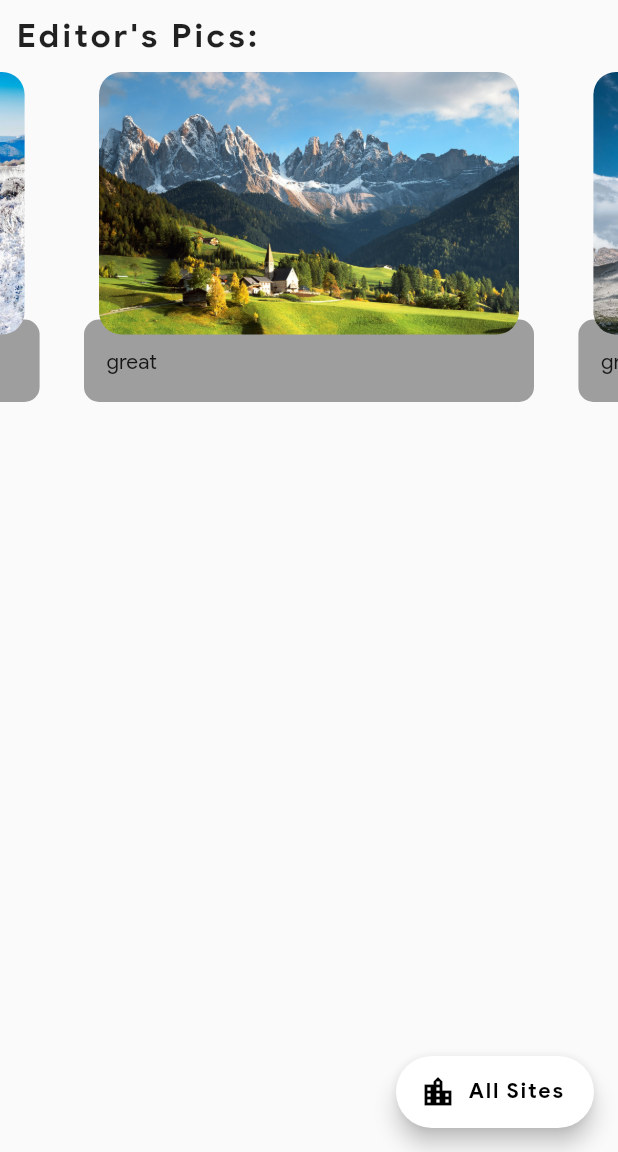
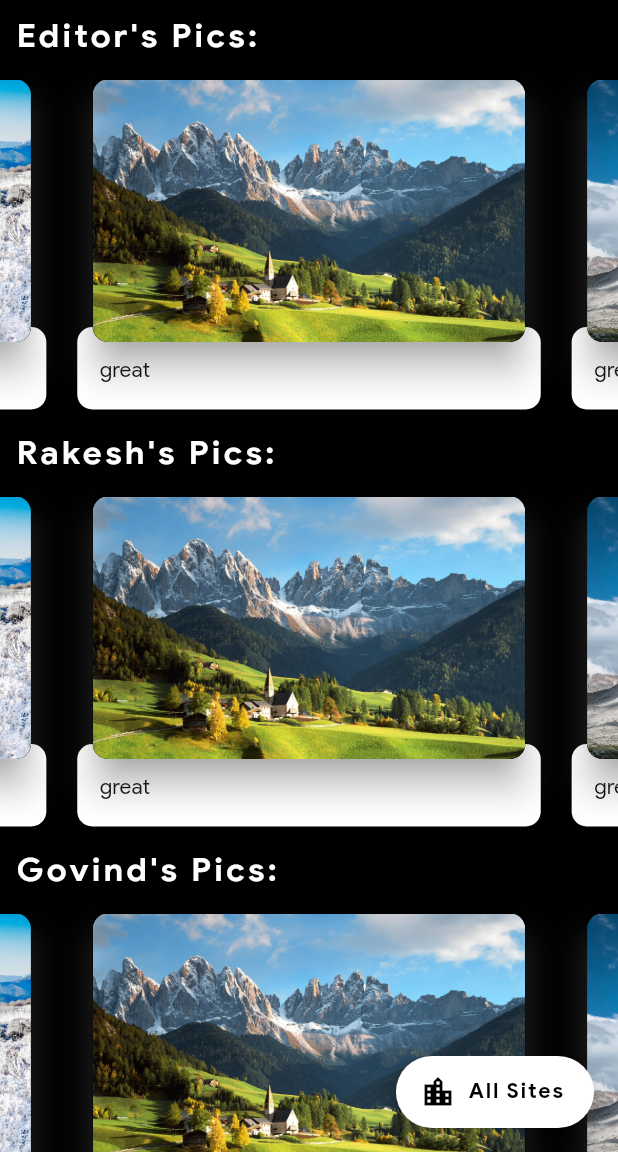
Before and after one commit to shriramrahul7/virtual_tourist_guide, a Flutter app: the screen it shows after launch, on a phone screen of 412 x 824 dp, the part 84-1236 px from its top. Run offline on Flutter 3.47's test engine with Material 2 defaults, Android fonts, the phone set to English and light mode, and no system bars; drawn by our look-alikes of carousel_slider; our stand-ins replace flutter_map, fluttertoast, latlong, lottie; missing offline and left inert: maps_launcher.

Commit message:
frontScreen implemented

```diff
--- a/lib/detailsPage.dart
+++ b/lib/detailsPage.dart
@@ -195,7 +195,9 @@ class _DetailsPageState extends State<DetailsPage> {
                           border: Border.all(color: Colors.yellow[800])),
                       child: Text(
                         '''Date Inscribed : ${widget.unescoSite.dateInscribed}
-The year when this site was regonised as a World Heritage Site. ''',
+The year when this site was regonised as a World Heritage Site.
+
+UNESCO Site ID Number : ${widget.unescoSite.idNumber}''',
                         style:
                             TextStyle(color: Colors.yellow[800], fontSize: 18),
                         textAlign: TextAlign.center,
--- a/lib/frontScreen.dart
+++ b/lib/frontScreen.dart
@@ -1,8 +1,10 @@
-//import 'package:carousel_slider/carousel_controller.dart';
 import 'package:carousel_slider/carousel_slider.dart';
 import 'package:flutter/cupertino.dart';
 import 'package:flutter/material.dart';
-
+import 'package:mini_project/detailsPage.dart';
+import 'Services.dart';
+import 'UnescoSite.dart';
+import 'homeScreen.dart';
 
 class FrontScreen extends StatefulWidget {
   @override
@@ -10,27 +12,47 @@ class FrontScreen extends StatefulWidget {
 }
 
 class _FrontScreenState extends State<FrontScreen> {
+  List<UnescoSite> unescoSites = [];
+  List<UnescoSite> filteredSites = [];
+
   List<FrontSites> editorsSites = [
     FrontSites(
       name: 'dolomite',
       location: 'Italy',
       imageUrl: 'assets/dola.jpg',
-        fact: 'great'),
+      fact: 'great',
+      idNumber: '1237',
+    ),
     FrontSites(
       name: 'Taj Mahal',
       location: 'Italy',
       imageUrl: 'assets/1.jpg',
-        fact: 'gre'),
+      idNumber: '252',
+      fact: 'gre',
+    ),
     FrontSites(
       name: 'great barrier reef',
       location: 'Italy',
       imageUrl: 'assets/2.jpg',
-        fact: 'gret'),
+      idNumber: '154',
+      fact: 'gret',
+    ),
   ];
+
+  void initState() {
+    super.initState();
+    Services.getUnescoSites().then((sites) {
+      setState(() {
+        unescoSites = sites;
+        // filteredSites = unescoSites;
+      });
+    });
+  }
 
   @override
   Widget build(BuildContext context) {
     return Scaffold(
+      backgroundColor: Colors.black,
       appBar: AppBar(
         backgroundColor: Colors.redAccent[400],
         elevation: 0,
@@ -41,7 +63,16 @@ class _FrontScreenState extends State<FrontScreen> {
         centerTitle: true,
       ),
       floatingActionButton: FloatingActionButton.extended(
-        onPressed: () {},
+        onPressed: () {
+          Navigator.push(
+            context,
+            CupertinoPageRoute(
+              builder: (context) => ListScreen(
+                unescoSites: unescoSites,
+              ),
+            ),
+          );
+        },
         label: Text(
           'All Sites',
           style: TextStyle(color: Colors.black, fontWeight: FontWeight.bold),
@@ -49,15 +80,55 @@ class _FrontScreenState extends State<FrontScreen> {
         icon: Icon(Icons.location_city, color: Colors.black),
         backgroundColor: Colors.white,
       ),
-      body: Container(
+      body: SingleChildScrollView(
+        child: Column(
+          children: [
+            FrontScreenSlider(
+              editorsSites: editorsSites,
+              unescoSites: unescoSites,
+              title: 'Editor\'s Pics:',
+            ),
+            FrontScreenSlider(
+              editorsSites: editorsSites,
+              unescoSites: unescoSites,
+              title: 'Rakesh\'s Pics:',
+            ),
+            FrontScreenSlider(
+              editorsSites: editorsSites,
+              unescoSites: unescoSites,
+              title: 'Govind\'s Pics:',
+            ),
+          ],
+        ),
+      ),
+    );
+  }
+}
+
+class FrontScreenSlider extends StatelessWidget {
+  const FrontScreenSlider({
+    Key key,
+    @required this.editorsSites,
+    this.title,
+    this.unescoSites,
+  }) : super(key: key);
+
+  final List<FrontSites> editorsSites;
+  final List<UnescoSite> unescoSites;
+  final String title;
+
+  @override
+  Widget build(BuildContext context) {
+    return Container(
       child: Column(
         crossAxisAlignment: CrossAxisAlignment.start,
         children: [
           Padding(
             padding: const EdgeInsets.symmetric(vertical: 10, horizontal: 10),
             child: Text(
-                "Editor's Pics: ",
+              title,
               style: TextStyle(
+                color: Colors.white,
                 fontWeight: FontWeight.bold,
                 fontSize: 22.0,
                 letterSpacing: 2.0,
@@ -66,64 +137,66 @@ class _FrontScreenState extends State<FrontScreen> {
           ),
           CarouselSlider(
             options: CarouselOptions(
-                height: 250,
-                autoPlay: true,
+              height: 230,
+              // autoPlay: true,
             ),
             items: editorsSites
                 .map(
                   (e) => Builder(builder: (context) {
                     return InkWell(
                       onTap: () {
-                          // Navigator.push(
-                          //   context,
-                          //   CupertinoPageRoute(
-                          //     builder: (context) {
-                          //       return ImageScreen(
-                          //         imageLink: i,
-                          //       );
-                          //     },
-                          //   ),
-                          // );
+                        Navigator.push(
+                          context,
+                          CupertinoPageRoute(builder: (context) {
+                            return DetailsPage(
+                              unescoSite: unescoSites
+                                  .where((site) => site.idNumber == e.idNumber)
+                                  .first,
+                            );
+                          }),
+                        );
                       },
                       child: Container(
-                          //margin: EdgeInsets.all(10.0),
-                          width: 300.0,
+                        width: MediaQuery.of(context).size.width * 0.8,
+                        // padding: EdgeInsets.symmetric(horizontal: 5),
                         child: Stack(
                           alignment: Alignment.topCenter,
                           children: [
                             Positioned(
-                                bottom: 30,
+                              bottom: 5,
                               child: Container(
                                 height: 55.0,
-                                  width: 300.0,
+                                width: MediaQuery.of(context).size.width * 0.75,
                                 decoration: BoxDecoration(
-                                      color: Colors.grey,
-                                      borderRadius:
-                                          BorderRadius.circular(10.0)),
+                                    color: Colors.white,
+                                    borderRadius: BorderRadius.circular(10.0)),
                                 child: Padding(
-                                    padding: const EdgeInsets.only(top:20.0,left: 15),
-                                    child: Text(e.fact),
+                                  padding: const EdgeInsets.only(
+                                      top: 20.0, left: 15),
+                                  child: Text(
+                                    e.fact,
+                                    style: TextStyle(color: Colors.black),
                                   ),
                                 ),
                               ),
-                              Container(
-                                // decoration: BoxDecoration(
-                                //     color: Colors.white,
-                                //     borderRadius: BorderRadius.circular(15),
-                                //     boxShadow: [
-                                //       // BoxShadow(
-                                //       // color: Colors.white,
-                                //       // blurRadius: 6.0,
-                                //       // )
-                                //     ]),
+                            ),
+                            PhysicalModel(
+                              clipBehavior: Clip.hardEdge,
+                              color: Colors.black,
+                              shadowColor: Colors.grey,
+                              elevation: 10,
+                              borderRadius: BorderRadius.circular(10),
+                              child: Padding(
+                                padding: const EdgeInsets.only(top: 5.0),
                                 child: ClipRRect(
-                                  borderRadius:
-                                      BorderRadius.circular(15.0),
+                                  borderRadius: BorderRadius.circular(10.0),
                                   child: Image(
-                                    fit:BoxFit.cover,
+                                    fit: BoxFit.cover,
                                     height: 175.0,
-                                    width: 280.0,
+                                    width:
+                                        MediaQuery.of(context).size.width * 0.7,
                                     image: AssetImage(e.imageUrl),
+                                  ),
                                 ),
                               ),
                             )
@@ -134,70 +207,8 @@ class _FrontScreenState extends State<FrontScreen> {
                   }),
                 )
                 .toList(),
-              // child: ListView.builder(
-              //   scrollDirection: Axis.horizontal,
-              //   itemCount: editorsSites.length,
-              //   itemBuilder: (BuildContext context, int index) {
-              //     return Container(
-              //       margin: EdgeInsets.all(10.0),
-              //       width: 300.0,
-              //       child: Stack(
-              //         alignment: Alignment.center,
-              //         children: [
-              //           Positioned(
-              //             bottom:15,
-              //             child: Container(
-              //               height: 55.0,
-              //               width: 300.0,
-              //               decoration: BoxDecoration(
-              //                 color: Colors.redAccent,
-              //               borderRadius:BorderRadius.circular(15.0)
-              //             ),
-              //               child: Padding(
-              //                 padding: const EdgeInsets.all(10.0),
-              //
-              //                 child: Column(
-              //                   mainAxisAlignment: MainAxisAlignment.end,
-              //                   crossAxisAlignment: CrossAxisAlignment.start,
-              //                   children:[
-              //                     Text(editorsSites[index].fact)
-              //                   ],
-              //                 ),
-              //               ),
-              //             ),
-              //           ),
-              //           Container(
-              //             decoration: BoxDecoration(
-              //               color: Colors.white,
-              //               borderRadius: BorderRadius.circular(20),
-              //               boxShadow: [
-              //                 BoxShadow(
-              //                   color: Colors.black87,
-              //                   blurRadius: 6.0,
-              //                 )
-              //               ]
-              //             ),
-              //             child: Stack(
-              //               children: [
-              //                 ClipRRect(
-              //                   borderRadius:BorderRadius.circular(20.0),
-              //                   child: Image(
-              //                     height: 175.0,
-              //                     width: 289.5,
-              //                     image: AssetImage(editorsSites[index].imageUrl),
-              //                   ),
-              //                 ),
-              //               ],
-              //             ),
-              //           )
-              //         ],
-              //       ),
-              //     );
-              //   }
-              // ),
           ),
         ],
-        ),
       ),
     );
   }
@@ -208,11 +219,13 @@ class FrontSites {
   String location;
   String fact;
   String imageUrl;
+  String idNumber;
 
   FrontSites({
     this.name,
     this.location,
     this.fact,
     this.imageUrl,
+    this.idNumber,
   });
 }
--- a/lib/homeScreen.dart
+++ b/lib/homeScreen.dart
@@ -1,11 +1,15 @@
 import 'package:flutter/cupertino.dart';
 import 'package:flutter/material.dart';
+import 'package:mini_project/frontScreen.dart';
 
-import 'Services.dart';
+// import 'Services.dart';
 import 'UnescoSite.dart';
 import 'mySliverList.dart';
 
 class ListScreen extends StatefulWidget {
+  final List<UnescoSite> unescoSites;
+
+  const ListScreen({Key key, this.unescoSites}) : super(key: key);
   @override
   _ListScreenState createState() => _ListScreenState();
 }
@@ -18,12 +22,12 @@ class _ListScreenState extends State<ListScreen> {
 
   void initState() {
     super.initState();
-    Services.getUnescoSites().then((sites) {
-      setState(() {
-        unescoSites = sites;
-        filteredSites = unescoSites;
-      });
+    // Services.getUnescoSites().then((sites) {
+    setState(() {
+      unescoSites = widget.unescoSites;
+      filteredSites = unescoSites;
     });
+    // });
   }
 
   @override
@@ -62,9 +66,7 @@ class _ListScreenState extends State<ListScreen> {
                 IconButton(
                   icon: Icon(Icons.home),
                   onPressed: () {
-                    setState(() {
-                      filteredSites = unescoSites;
-                    });
+                    Navigator.pop(context);
                   },
                 )
               ],
--- a/lib/main.dart
+++ b/lib/main.dart
@@ -19,7 +19,7 @@ class MyApp extends StatelessWidget {
     return MaterialApp(
       title: 'Virtual Tourist Guide',
       debugShowCheckedModeBanner: false,
-      theme: ThemeData(fontFamily: 'GoogleSans'),
+      theme: ThemeData(fontFamily: 'GoogleSans', primaryColor: Colors.red),
       home: BackButton(),
     );
   }
```
Lines whose indentation alone changed are shown as unchanged.
